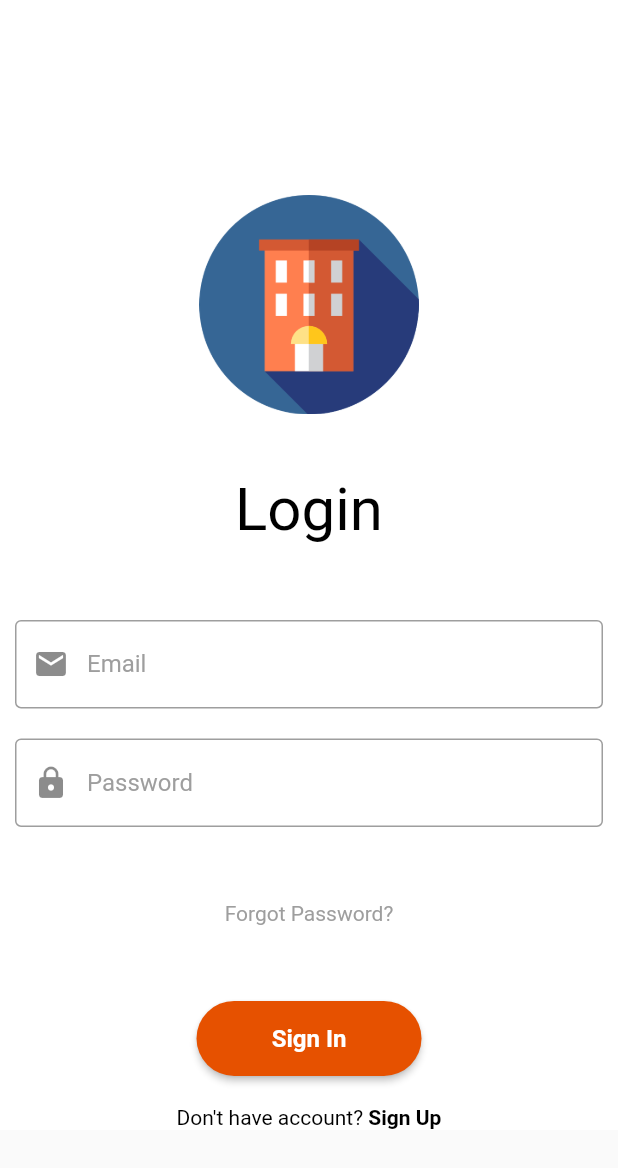
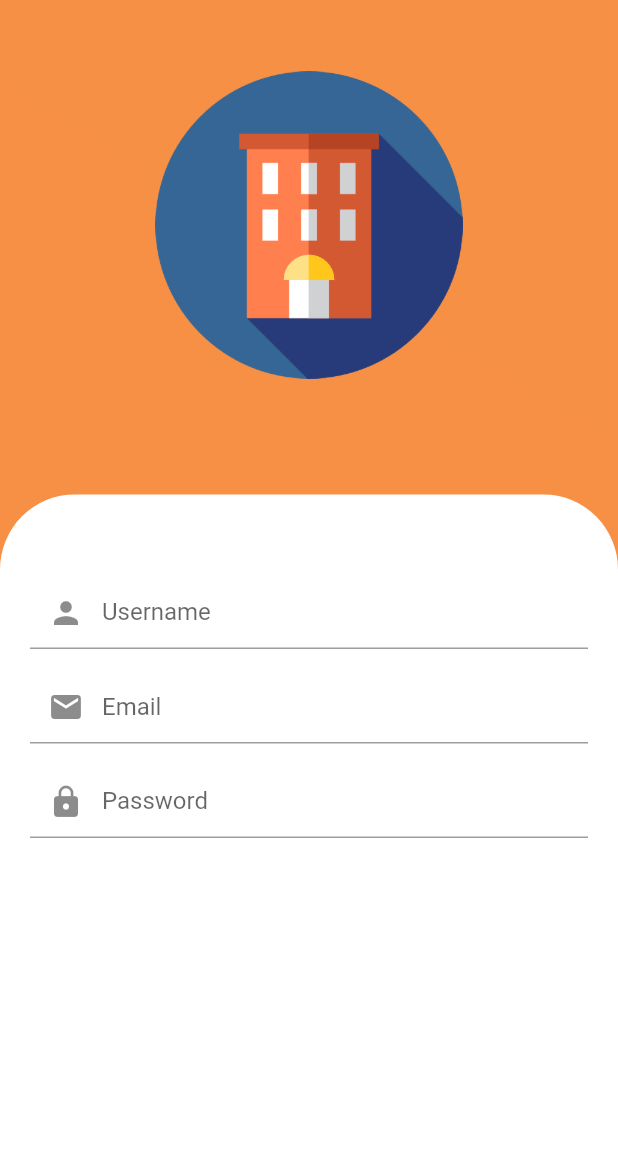
Before and after one commit to KshitijThareja/CleanSlate, a Flutter app: the screen it shows after launch, on a phone screen of 412 x 824 dp. Shown: the top 1168 px of the screen. Run offline on Flutter 3.47's test engine with Material 2 defaults, Android fonts, the phone set to English and light mode, and no system bars; our stand-ins replace firebase_auth, firebase_core; accounts and stored records are empty.

Commit message:
Login and Signup page

```diff
--- a/lib/main.dart
+++ b/lib/main.dart
@@ -1,6 +1,7 @@
 import 'package:flutter/material.dart';
 import 'package:hms/screens/login.dart';
 import 'package:firebase_core/firebase_core.dart';
+import 'package:hms/screens/signup.dart';
 import 'firebase_options.dart';
 import 'package:firebase_auth/firebase_auth.dart';
 
@@ -15,9 +16,11 @@ Future<void> main() async {
 class MyApp extends StatelessWidget {
   @override
   Widget build(BuildContext context) {
-    return MaterialApp(
+    return const MaterialApp(
       debugShowCheckedModeBanner: false,
-      home: LoginScreen(),
+      home: SafeArea(
+        child: SignupScreen(),
+      ),
     );
   }
 }
--- a/lib/screens/login.dart
+++ b/lib/screens/login.dart
@@ -4,127 +4,108 @@ import 'package:hms/screens/home.dart';
 import 'package:hms/screens/reusable.dart';
 import 'package:firebase_auth/firebase_auth.dart';
 
-class LoginScreen extends StatefulWidget {
-
-  @override
-  _LoginScreenState createState() => _LoginScreenState();
-}
-
-class _LoginScreenState extends State<LoginScreen> {
-  TextEditingController _passwordTextController = TextEditingController();
-  TextEditingController _emailTextController = TextEditingController();
+class LoginScreen extends StatelessWidget {
+  const LoginScreen();
 
   @override
   Widget build(BuildContext context) {
-    return Scaffold(
-        body: SingleChildScrollView(
+    return GestureDetector(
+      onTap: () => FocusScope.of(context).unfocus(),
+      child: Scaffold(
+        resizeToAvoidBottomInset: false,
+        body: Container(
+          decoration: const BoxDecoration(
+            gradient: LinearGradient(
+                begin: Alignment(0, 370),
+                end: Alignment(430, 0),
+                colors: [
+                  Color.fromRGBO(216, 75, 40, 0.788),
+                  Color.fromRGBO(255, 129, 13, 0.7900000214576721)
+                ]),
+          ),
+          child: _Body(),
+        ),
+      ),
+    );
+  }
+}
 
-      child: Container(
+class _Body extends StatefulWidget {
+  @override
+  State<_Body> createState() => _BodyState();
+}
 
-          color: Colors.white,
+class _BodyState extends State<_Body> {
+  final TextEditingController _passwordTextController = TextEditingController();
+
+  final TextEditingController _emailTextController = TextEditingController();
+
+  @override
+  Widget build(BuildContext context) {
+    return Column(
+      children: [
+        Expanded(
+          flex: 2,
           child: Column(
-            crossAxisAlignment: CrossAxisAlignment.center,
             children: <Widget>[
-              const SizedBox(
-                height: 130,
-              ),
               Image.asset(
                 'assets/logo.png',
-                scale: 3.5,
+                height: 300,
+                scale: 2.5,
+              )
+            ],
           ),
-              const SizedBox(
-                height: 30,
+        ),
+        Expanded(
+          flex: 3,
+          child: Container(
+            decoration: const BoxDecoration(
+              color: Colors.white,
+              borderRadius: BorderRadius.only(
+                topLeft: Radius.circular(50),
+                topRight: Radius.circular(50),
+              ),
+            ),
+            child: Column(
+              children: [
+                Padding(
+                  padding: const EdgeInsets.only(top: 30),
+                  child: Container(
+                    padding: const EdgeInsets.fromLTRB(20, 50, 20, 0),
+                    child: TextField(
+                        decoration: const InputDecoration(
+                            contentPadding: EdgeInsets.only(
+                              left: 10.0,
+                              right: 10.0,
+                            ),
+                            labelText: "Email",
+                            prefixIcon: Icon(Icons.lock),
+                            hintStyle: TextStyle(color: Colors.grey)),
+                        controller: _emailTextController),
+                  ),
                 ),
                 Padding(
-                padding: const EdgeInsets.all(10),
-                child: Column(
-                  crossAxisAlignment: CrossAxisAlignment.start,
-                  children: const <Widget>[
-                    Text(
-                      "Login",
-                      style: TextStyle(color: Colors.black, fontSize: 40),
+                  padding: const EdgeInsets.only(),
+                  child: Container(
+                    padding: const EdgeInsets.fromLTRB(20, 30, 20, 0),
+                    child: TextField(
+                        decoration: const InputDecoration(
+                          contentPadding: EdgeInsets.only(
+                            left: 10.0,
+                            right: 10.0,
                           ),
-                    SizedBox(
-                      height: 30,
+                          labelText: "Password",
+                          prefixIcon: Icon(Icons.mail),
+                          hintStyle: TextStyle(color: Colors.grey),
+                        ),
+                        controller: _passwordTextController),
+                  ),
                 ),
               ],
             ),
           ),
-              Container(
-                padding: const EdgeInsets.all(10),
-                // decoration: const BoxDecoration(
-                //     border: Border(bottom: BorderSide(color: Colors.grey))),
-                child: TextField(
-                    decoration: const InputDecoration(
-                      hintText: "Email",
-                      prefixIcon: Icon(Icons.mail),
-                      hintStyle: TextStyle(color: Colors.grey),
-                      border: OutlineInputBorder(),
         ),
-                    controller: _emailTextController),
-              ),
-              Container(
-                padding: const EdgeInsets.all(10),
-                // decoration: const BoxDecoration(
-                // border: Border(bottom: BorderSide(color: Colors.grey))),
-                child: TextField(
-                    decoration: const InputDecoration(
-                        hintText: "Password",
-                        prefixIcon: Icon(Icons.lock),
-                        hintStyle: TextStyle(color: Colors.grey),
-                        border: OutlineInputBorder()),
-                    controller: _passwordTextController),
-              ),
-              const SizedBox(
-                height: 40,
-              ),
-              const Text(
-                "Forgot Password?",
-                style: TextStyle(color: Colors.grey),
-              ),
-              const SizedBox(
-                height: 40,
-              ),
-              firebaseUIButton(context, "Sign In", () {
-                FirebaseAuth.instance
-                    .signInWithEmailAndPassword(
-                        email: _emailTextController.text,
-                        password: _passwordTextController.text)
-                    .then((value) {
-                  Navigator.push(context,
-                      MaterialPageRoute(builder: (context) => HomeScreen()));
-                }).onError((error, stackTrace) {
-                  print("Error ${error.toString()}");
-                });
-              }),
-              Row(
-                mainAxisAlignment: MainAxisAlignment.center,
-                children: [
-                  const Text("Don't have account?",
-                      style: TextStyle(color: Colors.black)),
-                  GestureDetector(
-                    onTap: () {
-                      Navigator.push(
-                          context,
-                          MaterialPageRoute(
-                              builder: (context) => SignUpScreen()));
-                    },
-                    child: const Text(
-                      " Sign Up",
-                      style: TextStyle(
-                          color: Colors.black, fontWeight: FontWeight.bold),
-                    ),
-                  )
       ],
-              ),
-          //     const SizedBox.expand(
-          //   child: Card(
-          //     color: Colors.white,
-          //     //Center
-          //   ), //Card
-          // ), //SizedBox.expand
-            ],
-          )),
-    ));
+    );
   }
 }
--- a/lib/screens/signup.dart
+++ b/lib/screens/signup.dart
@@ -1,189 +1,128 @@
 import 'package:flutter/material.dart';
-// import 'package:hms/Animation/FadeAnimation.dart';
-// void main() => runApp(
-//     MaterialApp(
-//       debugShowCheckedModeBanner: false,
-//       home: SignUpScreen(),
-//     )
-// );
-class SignUpScreen extends StatelessWidget {
+import 'package:hms/screens/signup.dart';
+import 'package:hms/screens/home.dart';
+import 'package:hms/screens/reusable.dart';
+import 'package:firebase_auth/firebase_auth.dart';
+
+class SignupScreen extends StatelessWidget {
+  const SignupScreen();
+
   @override
   Widget build(BuildContext context) {
-    return Scaffold(
+    return GestureDetector(
+      onTap: () => FocusScope.of(context).unfocus(),
+      child: Scaffold(
+        resizeToAvoidBottomInset: false,
         body: Container(
           decoration: const BoxDecoration(
             gradient: LinearGradient(
-            begin: Alignment.topCenter,
-            // end: Alignment(430, 0),
+                begin: Alignment(0, 370),
+                end: Alignment(430, 0),
                 colors: [
                   Color.fromRGBO(216, 75, 40, 0.788),
                   Color.fromRGBO(255, 129, 13, 0.7900000214576721)
                 ]),
           ),
+          child: _Body(),
+        ),
+      ),
+    );
+  }
+}
+
+class _Body extends StatefulWidget {
+  @override
+  State<_Body> createState() => _BodyState();
+}
+
+class _BodyState extends State<_Body> {
+  final TextEditingController _passwordTextController = TextEditingController();
+  final TextEditingController _emailTextController = TextEditingController();
+  final TextEditingController _usernameTextController = TextEditingController();
+
+  @override
+  Widget build(BuildContext context) {
+    return Column(
+      children: [
+        Expanded(
+          flex: 2,
           child: Column(
-        crossAxisAlignment: CrossAxisAlignment.start,
             children: <Widget>[
-          SizedBox(height: 80,),
-          Padding(
-            padding: EdgeInsets.all(20),
-            child: Column(
-              crossAxisAlignment: CrossAxisAlignment.start,
-              children: <Widget>[
-                Text("Signup", style: TextStyle(color: Colors.white, fontSize: 40),),
-                SizedBox(height: 10,),
-                Text("Enter the following details", style: TextStyle(color: Colors.white, fontSize: 18),),
+              Image.asset(
+                'assets/logo.png',
+                height: 300,
+                scale: 2.5,
+              )
             ],
           ),
         ),
-          SizedBox(height: 20),
         Expanded(
+          flex: 3,
           child: Container(
-              decoration: BoxDecoration(
+            decoration: const BoxDecoration(
               color: Colors.white,
-                  borderRadius: BorderRadius.only(topLeft: Radius.circular(60), topRight: Radius.circular(60))
+              borderRadius: BorderRadius.only(
+                topLeft: Radius.circular(50),
+                topRight: Radius.circular(50),
               ),
-              child: SingleChildScrollView(
-                child: Padding(
-                  padding: EdgeInsets.all(30),
-                  child: Column(
-                    children: <Widget>[
-                      SizedBox(height: 60,),
-                      Container(
-                        decoration: BoxDecoration(
-                            color: Colors.white,
-                            borderRadius: BorderRadius.circular(10),
-                            boxShadow: [BoxShadow(
-                                color: Color.fromRGBO(225, 95, 27, .3),
-                                blurRadius: 20,
-                                offset: Offset(0, 10)
-                            )]
             ),
             child: Column(
-                          children: <Widget>[
-                            Container(
-                              padding: EdgeInsets.all(10),
-                              decoration: BoxDecoration(
-                                  border: Border(bottom: BorderSide(color: Colors.grey))
+              children: [
+                Padding(
+                  padding: const EdgeInsets.only(top: 40),
+                  child: Container(
+                    padding: const EdgeInsets.fromLTRB(20, 15, 20, 0),
+                    child: TextField(
+                        decoration: const InputDecoration(
+                          contentPadding: EdgeInsets.only(
+                            left: 10.0,
+                            right: 10.0,
                           ),
-                              child: TextField(
-                                decoration: InputDecoration(
-                                    hintText: "Name",
+                          labelText: "Username",
+                          prefixIcon: Icon(Icons.person),
                           hintStyle: TextStyle(color: Colors.grey),
-                                    border: InputBorder.none
+                        ),
+                        controller: _usernameTextController),
                   ),
                 ),
+                Padding(
+                  padding: const EdgeInsets.only(),
+                  child: Container(
+                    padding: const EdgeInsets.fromLTRB(20, 15, 20, 0),
+                    child: TextField(
+                        decoration: const InputDecoration(
+                            contentPadding: EdgeInsets.only(
+                              left: 10.0,
+                              right: 10.0,
                             ),
-                            Container(
-                              padding: EdgeInsets.all(10),
-                              decoration: BoxDecoration(
-                                  border: Border(bottom: BorderSide(color: Colors.grey))
-                              ),
-                              child: TextField(
-                                decoration: InputDecoration(
-                                    hintText: "Email or Phone number",
-                                    hintStyle: TextStyle(color: Colors.grey),
-                                    border: InputBorder.none
+                            labelText: "Email",
+                            prefixIcon: Icon(Icons.mail),
+                            hintStyle: TextStyle(color: Colors.grey)),
+                        controller: _emailTextController),
                   ),
                 ),
+                Padding(
+                  padding: const EdgeInsets.only(),
+                  child: Container(
+                    padding: const EdgeInsets.fromLTRB(20, 15, 20, 0),
+                    child: TextField(
+                        decoration: const InputDecoration(
+                          contentPadding: EdgeInsets.only(
+                            left: 10.0,
+                            right: 10.0,
                           ),
-                            Container(
-                              padding: EdgeInsets.all(10),
-                              decoration: BoxDecoration(
-                                  border: Border(bottom: BorderSide(color: Colors.grey))
+                          labelText: "Password",
+                          prefixIcon: Icon(Icons.lock),
+                          hintStyle: TextStyle(color: Colors.grey),
                         ),
-                              child: TextField(
-                                decoration: InputDecoration(
-                                    hintText: "Password",
-                                    hintStyle: TextStyle(color: Colors.grey),
-                                    border: InputBorder.none
-                                ),
+                        controller: _passwordTextController),
                   ),
                 ),
               ],
             ),
           ),
-                      SizedBox(height: 40,),
-                      SizedBox(height: 40,),
-                      Container(
-                        height: 50,
-                        margin: EdgeInsets.symmetric(horizontal: 50),
-                        decoration: BoxDecoration(
-                            borderRadius: BorderRadius.circular(50),
-                            color: Colors.orange[900]
         ),
-                        child: Center(
-                          child: Text("Sign up", style: TextStyle(color: Colors.white, fontWeight: FontWeight.bold),),
-                        ),
-                      ),
-                      SizedBox(height: 50,),
-                      Text("Already have an account?", style: TextStyle(color: Colors.grey),),
-                      SizedBox(height: 30,),
-                      Center(
-                        child: ElevatedButton(
-                          child: const Text('Log in'),
-                          onPressed: () {
-                            Navigator.pop(
-                              context);
-                          },
-                        ),
-                      ),
-
       ],
-                  ),
-                ),
-              ),
-            ),
-          )
-        ],
-      )
-      )
     );
-
   }
 }
-
-// class _Body extends StatelessWidget {
-//   @override
-//   Widget build(BuildContext context) {
-//     return Column(
-//       children: [
-//         Expanded(
-//           flex: 3,
-//           child: Column(
-//             children: <Widget>[
-//               Image.asset(
-//                 'assets/logo.png',
-//                 height: 300,
-//                 scale: 3.5,
-//               )
-//             ],
-//           ),
-//         ),
-//         Expanded(
-//             flex: 4,
-//             child: Container(
-//               decoration: const BoxDecoration(
-//                 borderRadius: BorderRadius.only(
-//                   topLeft: Radius.circular(50),
-//                   topRight: Radius.circular(50),
-//                 ),
-//                 color: Colors.white,
-//               ),
-    //           child: Padding(
-    //             padding: const EdgeInsets.fromLTRB(30, 20, 30, 20),
-    //             child: Column(
-    //               crossAxisAlignment: CrossAxisAlignment.start,
-    //               children: const [
-    //               Text(
-    //               "Log In",
-    //
-    //             ),
-    // ],
-    // ),
-    //
-    //           )
-    //         ))
-    //   ],
-    // );
-  // }
-// }
```
Lines whose indentation alone changed are shown as unchanged.
